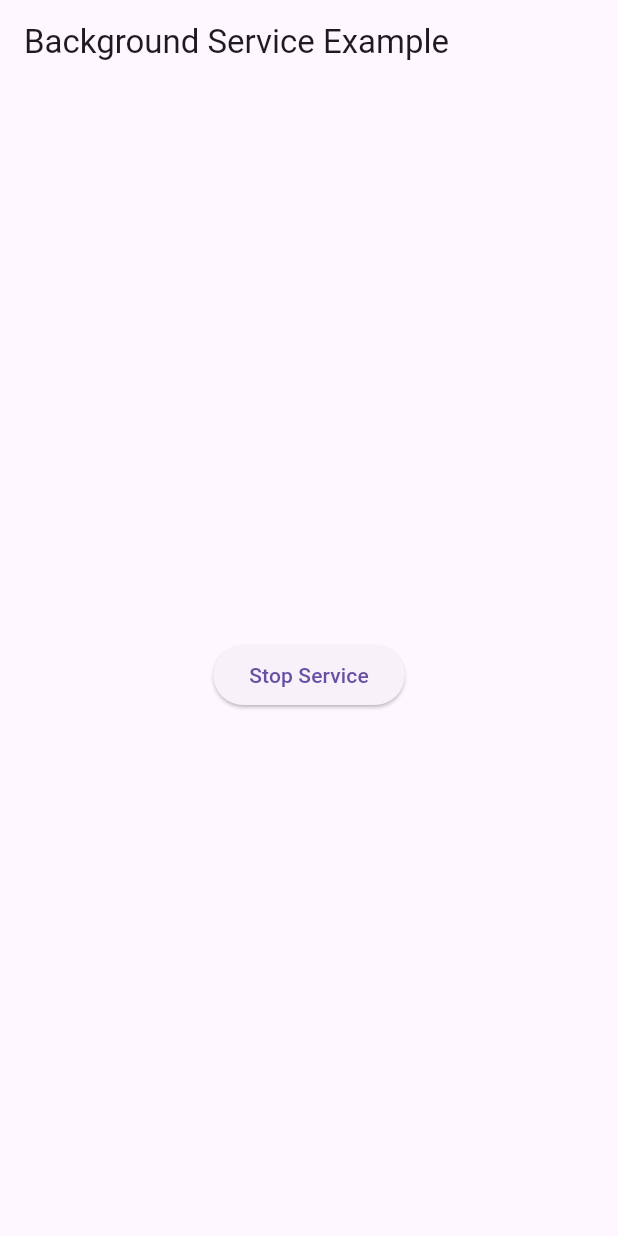
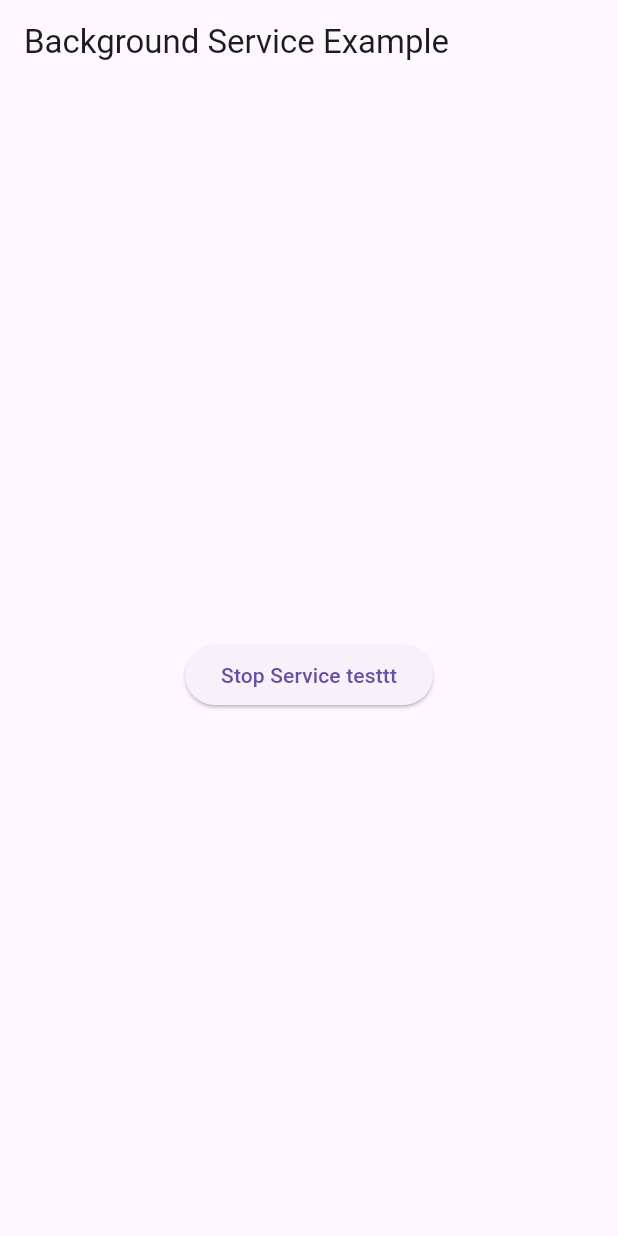
Before and after one commit to fyib4t/learning-git, a Flutter app: the screen it shows after launch, on a phone screen of 412 x 824 dp. Run offline on Flutter 3.47's test engine with Material 3 defaults, Android fonts, the phone set to English and light mode, and no system bars; our stand-ins replace permission_handler.

Commit message:
edit text

```diff
--- a/lib/main.dart
+++ b/lib/main.dart
@@ -31,7 +31,7 @@ class MyApp extends StatelessWidget {
                 onPressed: () {
                   BackgroundServiceController.stopService();
                 },
-                child: Text('Stop Service'),
+                child: Text('Stop Service testtt'),
               ),
             ],
           ),
```
